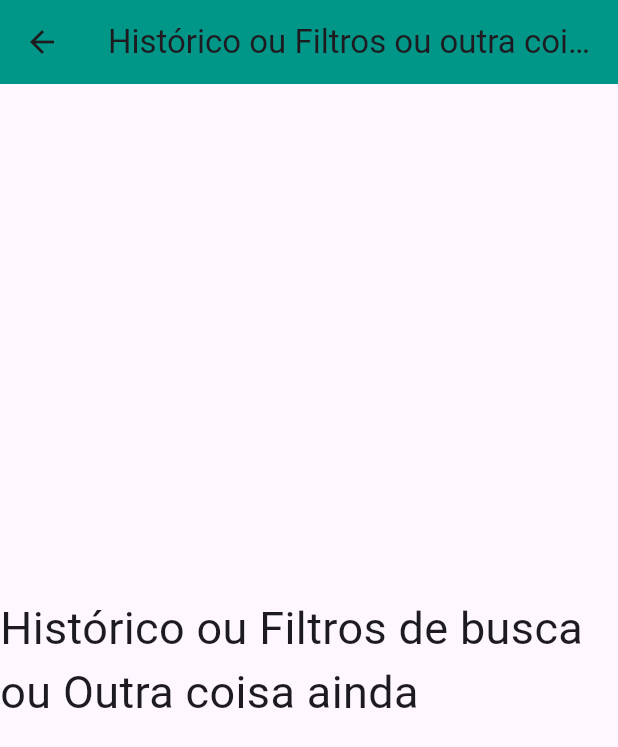
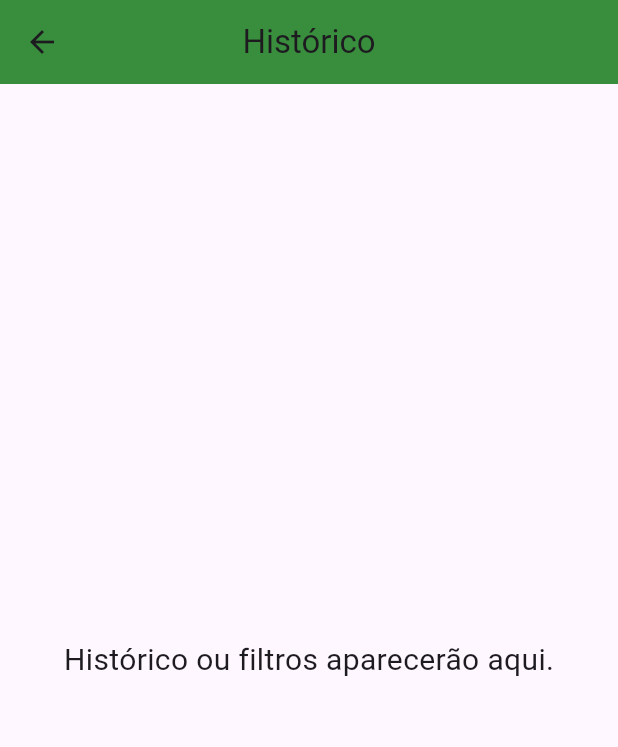
Before and after one commit to R-DaRosa-Antonio/App_Conversor_Moeda, a Flutter app: the screen it shows after launch, after a tap on the "history" icon, on a phone screen of 412 x 824 dp. Shown: the top 747 px of the screen. Run offline on Flutter 3.47's test engine with Material 3 defaults, Android fonts, the phone set to English and light mode, and no system bars.

Commit message:
Version 2

```diff
--- a/lib/main.dart
+++ b/lib/main.dart
@@ -23,9 +23,14 @@ class ConversorTela extends StatefulWidget {
 class _ConversorTelaState extends State<ConversorTela> {
   bool realParaDolar = true;
 
+  final TextEditingController _controllerOrigem = TextEditingController();
+  final TextEditingController _controllerDestino = TextEditingController();
+
   void alternarConversao() {
     setState(() {
       realParaDolar = !realParaDolar;
+      _controllerOrigem.clear();
+      _controllerDestino.clear();
     });
   }
 
@@ -35,63 +40,108 @@ class _ConversorTelaState extends State<ConversorTela> {
 
     return Scaffold(
       appBar: AppBar(
-        title: Text('Conversor de Moeda',
-          style: TextStyle(fontSize: 30,
-          fontWeight: FontWeight.bold,
-          ),
+        title: Text(
+          'Conversor de Moeda',
+          style: TextStyle(fontSize: 24, fontWeight: FontWeight.bold),
         ),
-        backgroundColor: Colors.teal,
+        backgroundColor: Colors.green.shade700,
         centerTitle: true,
-
-      actions: [
-        IconButton(
-            onPressed: (){
+        actions: [
+          IconButton(
+            icon: Icon(Icons.history),
+            onPressed: () {
               Navigator.push(
-                  context,
-                  MaterialPageRoute(builder: (context) => HistoricoTela()));
+                context,
+                MaterialPageRoute(builder: (context) => HistoricoTela()),
+              );
             },
-            icon: Icon(Icons.history))
-      ],
+          )
+        ],
       ),
+      body: Padding(
+        padding: const EdgeInsets.all(16.0),
+        child: Column(
+          crossAxisAlignment: CrossAxisAlignment.center,
+          children: [
 
 
-      body: Center(
-        child: GestureDetector(
-          onTap: alternarConversao,
-          child: Container(
-            padding: EdgeInsets.all(16),
-            decoration: BoxDecoration(
-              color: Colors.teal.shade100,
-              borderRadius: BorderRadius.circular(8),
-            ),
-            child: Text(
-              titulo,
-              style: TextStyle(
-                fontSize: 30,
-                fontWeight: FontWeight.bold,
-                color: Colors.black,
+            // Campo de entrada (origem)
+            TextField(
+              controller: _controllerOrigem,
+              keyboardType: TextInputType.numberWithOptions(decimal: true),
+              decoration: InputDecoration(
+                labelText: realParaDolar ? 'Valor em Reais' : 'Valor em Dólares',
+                border: OutlineInputBorder(),
+                prefixIcon: Icon(Icons.attach_money),
               ),
             ),
-          ),
+            SizedBox(height: 20),
+
+            // Campo de resultado (destino)
+            TextField(
+              controller: _controllerDestino,
+              readOnly: true,
+              decoration: InputDecoration(
+                labelText: realParaDolar ? 'Valor em Dólares' : 'Valor em Reais',
+                border: OutlineInputBorder(),
+                prefixIcon: Icon(Icons.swap_horiz),
+              ),
+            ),
+            SizedBox(height: 20),
+
+            // Botão de alternar direção
+            ElevatedButton(
+              onPressed: alternarConversao,
+              child: Text('Alternar: $titulo',
+                style: TextStyle(color: Colors.black,
+                fontWeight: FontWeight.bold),
+                ),
+              style: ElevatedButton.styleFrom(
+                backgroundColor: Colors.green.shade600,
+                shape: RoundedRectangleBorder(
+                  borderRadius: BorderRadius.circular(15),
+                ),
+              ),
+            ),
+            SizedBox(height: 40),
+
+            // Placeholder para gráfico
+            Container(
+              height: 200,
+              width: double.infinity,
+              decoration: BoxDecoration(
+                color: Colors.green.shade50,
+                borderRadius: BorderRadius.circular(12),
+                border: Border.all(color: Colors.green),
+              ),
+              child: Center(
+                child: Text(
+                  '',
+                  style: TextStyle(color: Colors.green.shade900),
+                ),
+              ),
+            ),
+          ],
         ),
       ),
     );
   }
 }
 
+// Tela de histórico (sem alterações)
 class HistoricoTela extends StatelessWidget {
   @override
   Widget build(BuildContext context) {
     return Scaffold(
       appBar: AppBar(
-        title: Text('Histórico ou Filtros ou outra coisa'),
+        title: Text('Histórico'),
         centerTitle: true,
-        backgroundColor: Colors.teal,
+        backgroundColor: Colors.green.shade700,
       ),
       body: Center(
         child: Text(
-          'Histórico ou Filtros de busca ou Outra coisa ainda',
-          style: TextStyle(fontSize: 30),
+          'Histórico ou filtros aparecerão aqui.',
+          style: TextStyle(fontSize: 20),
         ),
       ),
     );
```
